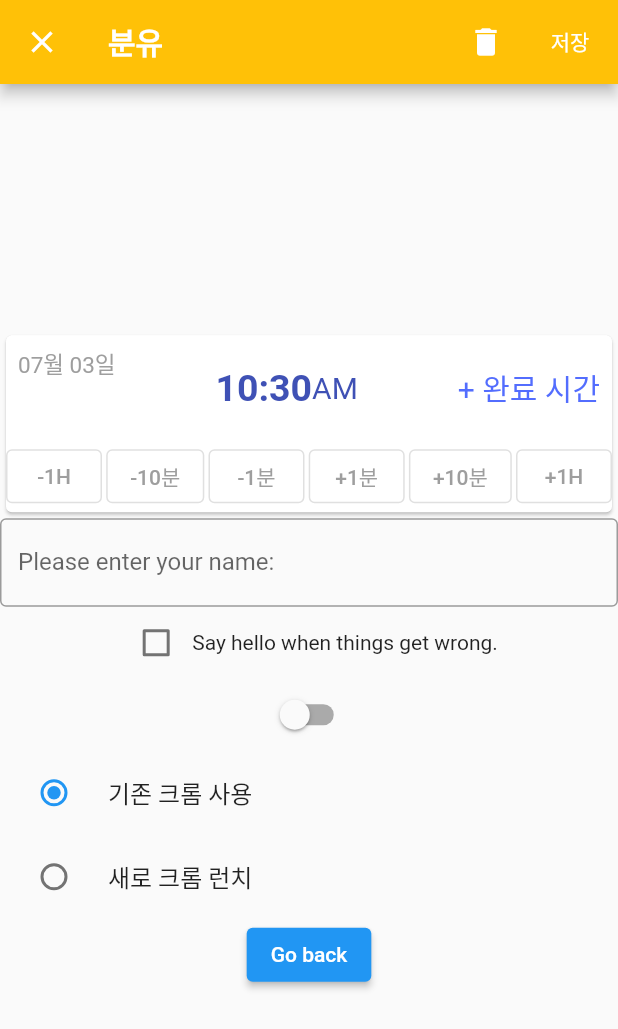
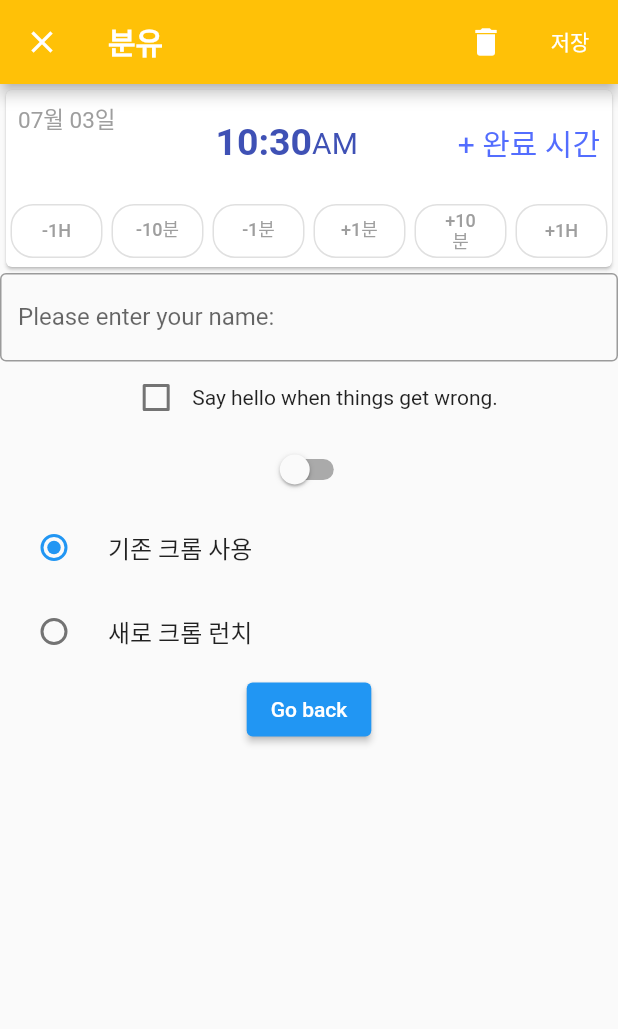
Before and after one commit to williechoi/simpleflutterapp, a Flutter app: the SecondPage screen opened by its route, on a phone screen of 412 x 824 dp. Shown: the top 1029 px of the screen. Run offline on Flutter 3.47's test engine with Material 2 defaults, Android fonts, the phone set to English and light mode, and no system bars.

Commit message:
clone coding: babytime

```diff
--- a/lib/firstpage.dart
+++ b/lib/firstpage.dart
@@ -12,6 +12,8 @@ class _FirstPageState extends State<FirstPage> {
   bool _pinned = true;
   bool _snap = false;
   bool _floating = false;
+
+
 
   @override
   Widget build(BuildContext context) {
--- a/lib/secondpage.dart
+++ b/lib/secondpage.dart
@@ -14,6 +14,7 @@ class _SecondPageState extends State<SecondPage> {
   var _isChecked = false;
   var _isChecked2 = false;
   ChromeMode _chromeMode = ChromeMode.attach;
+  final _timeList = ['-1H', '-10분', '-1분', '+1분', '+10분', '+1H'];
 
   @override
   Widget build(BuildContext context) {
@@ -54,7 +55,7 @@ class _SecondPageState extends State<SecondPage> {
       ),
       body: Column(
         mainAxisSize: MainAxisSize.max,
-        mainAxisAlignment: MainAxisAlignment.center,
+        mainAxisAlignment: MainAxisAlignment.start,
         crossAxisAlignment: CrossAxisAlignment.center,
         children: <Widget>[
           Card(
@@ -66,7 +67,8 @@ class _SecondPageState extends State<SecondPage> {
                   crossAxisAlignment: CrossAxisAlignment.center,
                   children: <Widget>[
                     Padding(
-                      padding: const EdgeInsets.only(left: 8.0, top: 8.0, bottom: 40.0),
+                      padding: const EdgeInsets.only(
+                          left: 8.0, top: 8.0, bottom: 40.0),
                       child: Align(
                         alignment: Alignment.topLeft,
                         child: Text(
@@ -106,7 +108,8 @@ class _SecondPageState extends State<SecondPage> {
                       ),
                     ),
                     const Padding(
-                      padding: EdgeInsets.only(right: 8.0, top: 20.0, bottom: 20.0),
+                      padding:
+                          EdgeInsets.only(right: 8.0, top: 20.0, bottom: 20.0),
                       child: Align(
                         alignment: Alignment.bottomRight,
                         child: Text(
@@ -122,52 +125,32 @@ class _SecondPageState extends State<SecondPage> {
                 ),
                 Row(
                   mainAxisSize: MainAxisSize.max,
-                  mainAxisAlignment: MainAxisAlignment.spaceBetween,
+                  mainAxisAlignment: MainAxisAlignment.center,
                   crossAxisAlignment: CrossAxisAlignment.center,
-                  children: [
-                    OutlinedButton(
+                  children: _timeList.map((value) {
+                    return Expanded(
+                      child: Padding(
+                        padding: const EdgeInsets.only(left: 3.0, right: 3.0),
+                        child: OutlinedButton(
                           style: OutlinedButton.styleFrom(
-                          primary: Colors.grey
+                              shape: RoundedRectangleBorder(
+                                borderRadius: BorderRadius.circular(15.0),
                               ),
-                      onPressed: (){},
-                      child: const Text("-1H"),
+                              primary: Colors.grey,
                           ),
-                    OutlinedButton(
-                      style: OutlinedButton.styleFrom(
-                          primary: Colors.grey
+                          onPressed: () {},
+                          child: Text(
+                            value,
+                            style: const TextStyle(
+                              height: 1.2,
+                              fontSize: 12.0,
                             ),
-                      onPressed: (){},
-                      child: const Text("-10분"),
+                            textAlign: TextAlign.center,
                           ),
-                    OutlinedButton(
-                      style: OutlinedButton.styleFrom(
-                          primary: Colors.grey
                         ),
-                      child: const Text("-1분"),
-                      onPressed: (){},
                       ),
-                    OutlinedButton(
-                      style: OutlinedButton.styleFrom(
-                          primary: Colors.grey
-                      ),
-                      child: const Text("+1분"),
-                      onPressed: (){},
-                    ),
-                    OutlinedButton(
-                      style: OutlinedButton.styleFrom(
-                          primary: Colors.grey
-                      ),
-                      child: const Text("+10분"),
-                      onPressed: (){},
-                    ),
-                    OutlinedButton(
-                      style: OutlinedButton.styleFrom(
-                          primary: Colors.grey
-                      ),
-                      child: const Text("+1H"),
-                      onPressed: (){},
-                    ),
-                  ],
+                    );
+                  }).toList(),
                 )
               ],
             ),
```
Lines whose indentation alone changed are shown as unchanged.
